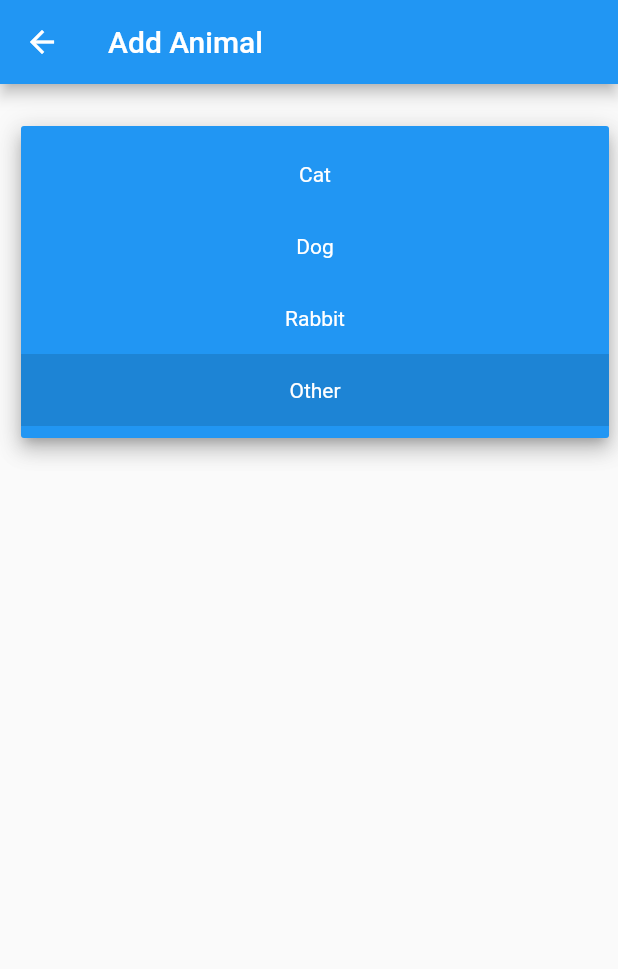
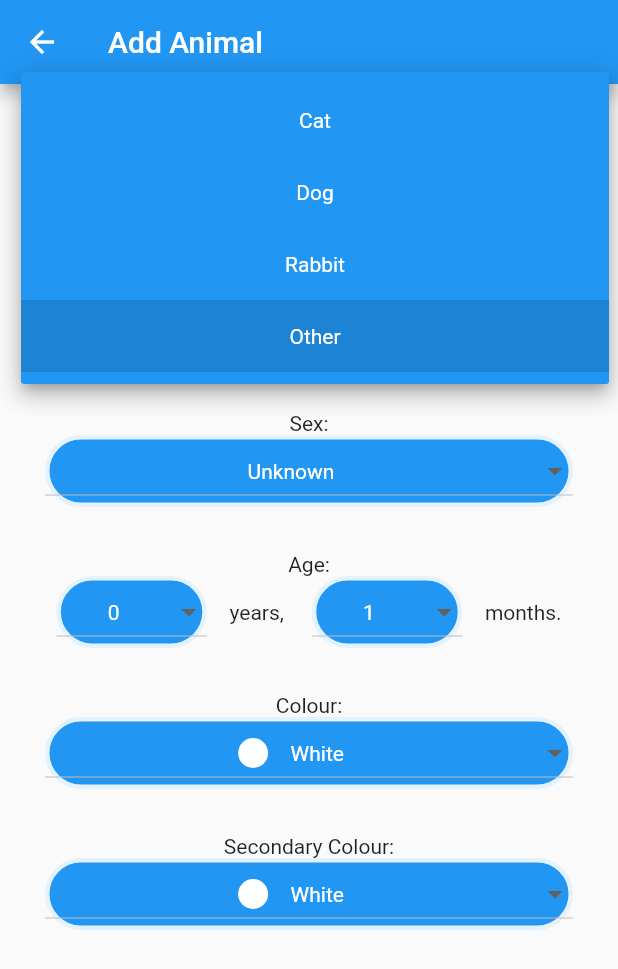
Before and after one commit to mpierce1988/SwipeAndRescue, a Flutter app: the AddAnimalsScreen screen opened directly, after a tap on "Other", on a phone screen of 412 x 824 dp. Shown: the top 969 px of the screen. Run offline on Flutter 3.47's test engine with Material 2 defaults, Android fonts, the phone set to English and light mode, and no system bars; our stand-ins replace cloud_firestore, firebase_auth, firebase_core, firebase_storage, font_awesome_flutter, google_sign_in; accounts and stored records are empty.

Commit message:
Age and Color dropdowns completed

```diff
--- a/lib/controllers/add_animals_controller.dart
+++ b/lib/controllers/add_animals_controller.dart
@@ -1,6 +1,7 @@
 import 'package:flutter/material.dart';
 import 'package:swipeandrescue/models/animal_model.dart';
 import 'package:swipeandrescue/models/animal_type.dart';
+import 'package:swipeandrescue/models/colours_enum.dart';
 
 class AddAnimalsController extends ChangeNotifier {
   AnimalType animalType = AnimalType.other;
@@ -73,28 +74,59 @@ class AddAnimalsController extends ChangeNotifier {
     }
   }
 
+  int _ageYears = 0;
+  int get ageYears => _ageYears;
+  set ageYears(int years) {
+    if (years < 0) {
+      years = 0;
+    } else if (years > 20) {
+      years = 20;
+    }
+
+    _ageYears = years;
+    notifyListeners();
+  }
+
+  int _ageMonths = 1;
+  int get ageMonths => _ageMonths;
+  set ageMonths(int months) {
+    if (months < 1) {
+      months = 1;
+    } else if (months > 12) {
+      months = 12;
+    }
+
+    _ageMonths = months;
+    notifyListeners();
+  }
+
+  Colour _colour = Colour.white;
+  int get colour => _colour.index;
+  set colour(int id) {
+    if (id < 0 || id > Colour.values.length - 1) {
+      _colour = Colour.white;
+      notifyListeners();
+      return;
+    }
+
+    _colour = Colour.values[id];
+    notifyListeners();
+  }
+
+  Colour _secondaryColour = Colour.white;
+  int get secondaryColour => _secondaryColour.index;
+  set secondaryColour(int id) {
+    if (id < 0 || id > Colour.values.length - 1) {
+      _secondaryColour = Colour.white;
+      notifyListeners();
+      return;
+    }
+
+    _secondaryColour = Colour.values[id];
+    notifyListeners();
+  }
+
   TextEditingController nameTextEditingController = TextEditingController();
-
-  setAnimalType(int index) {
-    switch (index) {
-      case 0:
-        animalType = AnimalType.cat;
-        notifyListeners();
-        break;
-      case 1:
-        animalType = AnimalType.dog;
-        notifyListeners();
-        break;
-      case 2:
-        animalType = AnimalType.rabbit;
-        notifyListeners();
-        break;
-      default:
-        animalType = AnimalType.other;
-        notifyListeners();
-        break;
-    }
-  }
 
   String? validateName() {
     if (nameTextEditingController.text.isEmpty) {
--- /dev/null
+++ b/lib/models/colours_enum.dart
@@ -0,0 +1,46 @@
+import 'package:flutter/material.dart';
+
+enum Colour {
+  black,
+  white,
+  grey,
+  brown,
+  beige,
+  yellow,
+  blue,
+  green,
+  red,
+  orange,
+  maroon
+}
+
+extension ColourExtension on Colour {
+  Color get color {
+    switch (this) {
+      case Colour.black:
+        return Colors.black;
+      case Colour.white:
+        return Colors.white;
+      case Colour.grey:
+        return Colors.grey;
+      case Colour.brown:
+        return Colors.brown;
+      case Colour.beige:
+        return Colors.brown.shade100;
+      case Colour.yellow:
+        return Colors.yellow;
+      case Colour.blue:
+        return Colors.blue.shade700;
+      case Colour.green:
+        return Colors.green;
+      case Colour.red:
+        return Colors.red;
+      case Colour.orange:
+        return Colors.orange;
+      case Colour.maroon:
+        return Colors.redAccent.shade700;
+      default:
+        return Colors.white;
+    }
+  }
+}
--- a/lib/views/add_animals/add_animals_screen.dart
+++ b/lib/views/add_animals/add_animals_screen.dart
@@ -1,6 +1,7 @@
 import 'package:flutter/material.dart';
 import 'package:provider/provider.dart';
 import 'package:swipeandrescue/controllers/add_animals_controller.dart';
+import 'package:swipeandrescue/models/colours_enum.dart';
 
 class AddAnimalsScreen extends StatelessWidget {
   final AddAnimalsController addAnimalsController = AddAnimalsController();
@@ -30,8 +31,8 @@ class AddAnimalsScreen extends StatelessWidget {
                   child: Column(
                       mainAxisAlignment: MainAxisAlignment.start,
                       children: [
+                        // Name field
                         const Text('Name:'),
-                        const SizedBox(height: 20),
                         TextFormField(
                           controller: Provider.of<AddAnimalsController>(context,
                                   listen: false)
@@ -41,16 +42,141 @@ class AddAnimalsScreen extends StatelessWidget {
                                   .validateName(),
                         ),
                         const SizedBox(height: 30),
+                        // Animal type field
                         const Text('Animal Type:'),
-                        const SizedBox(height: 20),
+
                         _animalTypeDropdown(context),
-                        const SizedBox(height: 20),
+                        const SizedBox(height: 30),
+                        // Sex field
+                        const Text("Sex:"),
+
+                        _sexDropdownBox(context),
+                        const SizedBox(
+                          height: 30,
+                        ),
+                        // Age field
+                        const Text("Age:"),
+
+                        Row(
+                          mainAxisAlignment: MainAxisAlignment.spaceAround,
+                          children: [
+                            // Years
+                            Flexible(
+                              flex: 1,
+                              child: _ageYearsDropdown(context),
+                            ),
+                            const Flexible(flex: 1, child: Text('years, ')),
+                            // Months
+                            Flexible(
+                              flex: 1,
+                              child: _ageMonthsDropdown(context),
+                            ),
+                            const Text('months.'),
+                          ],
+                        ),
+                        const SizedBox(height: 30),
+                        const Text('Colour:'),
+                        _colourDropdown(context),
+                        const SizedBox(height: 30),
+                        const Text('Secondary Colour:'),
+                        _secondaryColourDropdown(context),
                       ]),
                 )),
           ),
         );
       },
     );
+  }
+
+  DecoratedBox _secondaryColourDropdown(BuildContext context) {
+    return _dropdown(
+        context,
+        Provider.of<AddAnimalsController>(context).secondaryColour,
+        [
+          for (Colour value in Colour.values)
+            DropdownMenuItem(
+              value: value.index,
+              child: Center(
+                child: Row(
+                  mainAxisAlignment: MainAxisAlignment.center,
+                  children: [
+                    Container(
+                      margin: const EdgeInsets.fromLTRB(0, 0, 15, 0),
+                      width: 20,
+                      height: 20,
+                      decoration: BoxDecoration(
+                          color: value.color, shape: BoxShape.circle),
+                    ),
+                    Text(_capitalize(value.toString().split('.').last)),
+                  ],
+                ),
+              ),
+            )
+        ],
+        (value) => Provider.of<AddAnimalsController>(context, listen: false)
+            .secondaryColour = value!);
+  }
+
+  DecoratedBox _colourDropdown(BuildContext context) {
+    return _dropdown(
+        context,
+        Provider.of<AddAnimalsController>(context).colour,
+        [
+          for (Colour value in Colour.values)
+            DropdownMenuItem(
+              value: value.index,
+              child: Center(
+                child: Row(
+                  mainAxisAlignment: MainAxisAlignment.center,
+                  children: [
+                    Container(
+                      margin: const EdgeInsets.fromLTRB(0, 0, 15, 0),
+                      width: 20,
+                      height: 20,
+                      decoration: BoxDecoration(
+                          color: value.color, shape: BoxShape.circle),
+                    ),
+                    Text(_capitalize(value.toString().split('.').last)),
+                  ],
+                ),
+              ),
+            )
+        ],
+        (value) => Provider.of<AddAnimalsController>(context, listen: false)
+            .colour = value!);
+  }
+
+  DecoratedBox _ageYearsDropdown(BuildContext context) {
+    return _dropdown(
+        context,
+        Provider.of<AddAnimalsController>(context).ageYears,
+        [
+          for (int i = 0; i <= 20; i++)
+            DropdownMenuItem(
+              value: i,
+              child: Center(
+                child: Text(i.toString()),
+              ),
+            )
+        ],
+        (value) => Provider.of<AddAnimalsController>(context, listen: false)
+            .ageYears = value!);
+  }
+
+  DecoratedBox _ageMonthsDropdown(BuildContext context) {
+    return _dropdown(
+        context,
+        Provider.of<AddAnimalsController>(context).ageMonths,
+        [
+          for (int i = 1; i <= 12; i++)
+            DropdownMenuItem(
+                value: i,
+                child: Center(
+                  child: Text(i.toString()),
+                ))
+        ],
+        (value) => Provider.of<AddAnimalsController>(context, listen: false)
+            .ageMonths = value!);
   }
 
   DecoratedBox _animalTypeDropdown(BuildContext context) {
@@ -80,6 +206,32 @@ class AddAnimalsScreen extends StatelessWidget {
             .animalTypeID = value as int);
   }
 
+  DecoratedBox _sexDropdownBox(BuildContext context) {
+    return _dropdown(
+        context,
+        Provider.of<AddAnimalsController>(context).sexID,
+        [
+          const DropdownMenuItem(
+            value: 0,
+            child: Center(
+              child: Text('Female'),
+            ),
+          ),
+          const DropdownMenuItem(
+            value: 1,
+            child: Center(
+              child: Text('Male'),
+            ),
+          ),
+          const DropdownMenuItem(
+            value: 2,
+            child: Center(child: Text('Unknown')),
+          ),
+        ],
+        (value) => Provider.of<AddAnimalsController>(context, listen: false)
+            .sexID = value as int);
+  }
+
   DecoratedBox _dropdown(
       BuildContext context,
       int? valueToWatch,
@@ -103,4 +255,12 @@ class AddAnimalsScreen extends StatelessWidget {
       ),
     );
   }
+
+  String _capitalize(String string) {
+    if (string.isEmpty) {
+      return string;
+    }
+
+    return string[0].toUpperCase() + string.substring(1).toLowerCase();
+  }
 }
```
